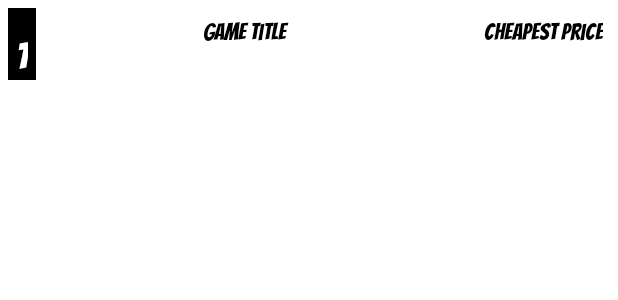
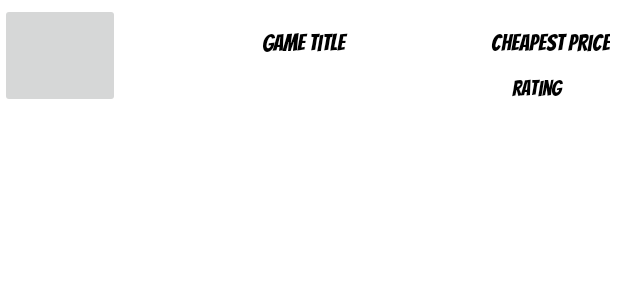
Before and after one commit to AND101-Group15/digitalGameDeals, an Android app: the layout game_item.xml on its own in the app's theme, with its tools: preview values and no code run, on a phone screen of 412 x 824 dp. Shown: the top 300 px of the screen. Run offline under Robolectric (Android 15) with nearby library versions, the phone set to English and light mode, and no system bars.

Commit message:
Created layout for game item and adjusted adapter to have images instead of numbers

```diff
--- a/app/src/main/java/com/example/digitalgamedeals/GameAdapter.kt
+++ b/app/src/main/java/com/example/digitalgamedeals/GameAdapter.kt
@@ -11,13 +11,13 @@ class GameAdapter (private val gameTitleList: List<String>,
                    private val gamePriceList: List<String>,
                    private val gameIDList: List<String>): RecyclerView.Adapter<GameAdapter.ViewHolder>(){
     class ViewHolder(view: View) : RecyclerView.ViewHolder(view) {
-        val gameNumber: TextView
+
         val gameTitle: TextView
         val gamePrice: TextView
 
         init {
             // Find our RecyclerView item's ImageView for future use
-            gameNumber = view.findViewById(R.id.game_number)
+
             gameTitle = view.findViewById(R.id.game_title)
             gamePrice = view.findViewById(R.id.game_price)
         }
@@ -33,7 +33,7 @@ class GameAdapter (private val gameTitleList: List<String>,
     override fun getItemCount() = gameTitleList.size
 
     override fun onBindViewHolder(holder: ViewHolder, position: Int) {
-        holder.gameNumber.text = (position+1).toString()
+
         holder.gameTitle.text = gameTitleList[position]
         holder.gamePrice.text = gamePriceList[position]
         val gameID = gameIDList[position]
--- a/app/src/main/res/layout/game_item.xml
+++ b/app/src/main/res/layout/game_item.xml
@@ -5,34 +5,26 @@
     android:layout_width="match_parent"
     android:layout_height="wrap_content">
 
-    <TextView
-        android:id="@+id/game_number"
-        android:layout_width="wrap_content"
-        android:layout_height="48dp"
-        android:layout_margin="5dp"
-        android:layout_marginStart="4dp"
-        android:background="@color/black"
-        android:padding="5dp"
-        android:text="@string/game_number"
-        android:textAlignment="center"
-        android:textColor="@color/white"
-        android:textSize="25sp"
+
+    <ImageButton
+        android:id="@+id/game_thumbnail"
+        android:layout_width="80dp"
+        android:layout_height="70dp"
+        android:contentDescription="@string/thumbnail_description"
         app:layout_constraintBottom_toBottomOf="parent"
         app:layout_constraintStart_toStartOf="parent"
-        app:layout_constraintTop_toTopOf="parent"
-        app:layout_constraintVertical_bias="0.36" />
+        app:layout_constraintTop_toTopOf="parent" />
 
     <TextView
         android:id="@+id/game_title"
-        android:layout_width="230dp"
+        android:layout_width="220dp"
         android:layout_height="50dp"
-        android:layout_marginStart="24dp"
+        android:layout_marginStart="12dp"
         android:scrollHorizontally="false"
         android:text="@string/game_title"
-        android:textColor="@color/black"
         android:textSize="15sp"
         app:layout_constraintBottom_toBottomOf="parent"
-        app:layout_constraintStart_toEndOf="@+id/game_number"
+        app:layout_constraintStart_toEndOf="@+id/game_thumbnail"
         app:layout_constraintTop_toTopOf="parent" />
 
     <TextView
@@ -41,14 +33,22 @@
         android:layout_height="wrap_content"
         android:layout_margin="5dp"
         android:layout_marginStart="56dp"
-        android:layout_marginBottom="8dp"
+        android:layout_marginBottom="16dp"
         android:text="@string/game_price"
         android:textSize="15sp"
-        android:textColor="@color/black"
         app:layout_constraintBaseline_toBaselineOf="@id/game_title"
         app:layout_constraintBottom_toBottomOf="parent"
         app:layout_constraintEnd_toEndOf="parent"
-        app:layout_constraintHorizontal_bias="0.898"
+        app:layout_constraintHorizontal_bias="1.0"
         app:layout_constraintStart_toEndOf="@+id/game_title" />
+    <TextView
+        android:id="@+id/game_rating"
+        android:layout_width="60dp"
+        android:layout_height="30dp"
+        android:layout_marginTop="4dp"
+        android:text="@string/game_rating"
+        app:layout_constraintTop_toBottomOf="@id/game_price"
+        app:layout_constraintStart_toStartOf="@id/game_price" />
+
 
 </androidx.constraintlayout.widget.ConstraintLayout>
--- a/app/src/main/res/values/strings.xml
+++ b/app/src/main/res/values/strings.xml
@@ -6,7 +6,9 @@
     <string name="game_number">1</string>
     <string name="game_title">Game Title</string>
     <string name="game_price">cheapest price</string>
+    <string name="game_rating">rating</string>
     <string name="logo_description">logo of Digital Game Deals</string>
+    <string name="thumbnail_description">thumbnail of Game</string>
     <string name="OnSale_text">Games On Sale</string>
     <string name="sort_text">Sort</string>
     <string-array name="sort_option">
```
Also changed, not shown: app/src/main/res/layout/activity_main.xml (+3 -6 lines), app/src/main/res/layout/activity_main2.xml (+45 -12 lines).
